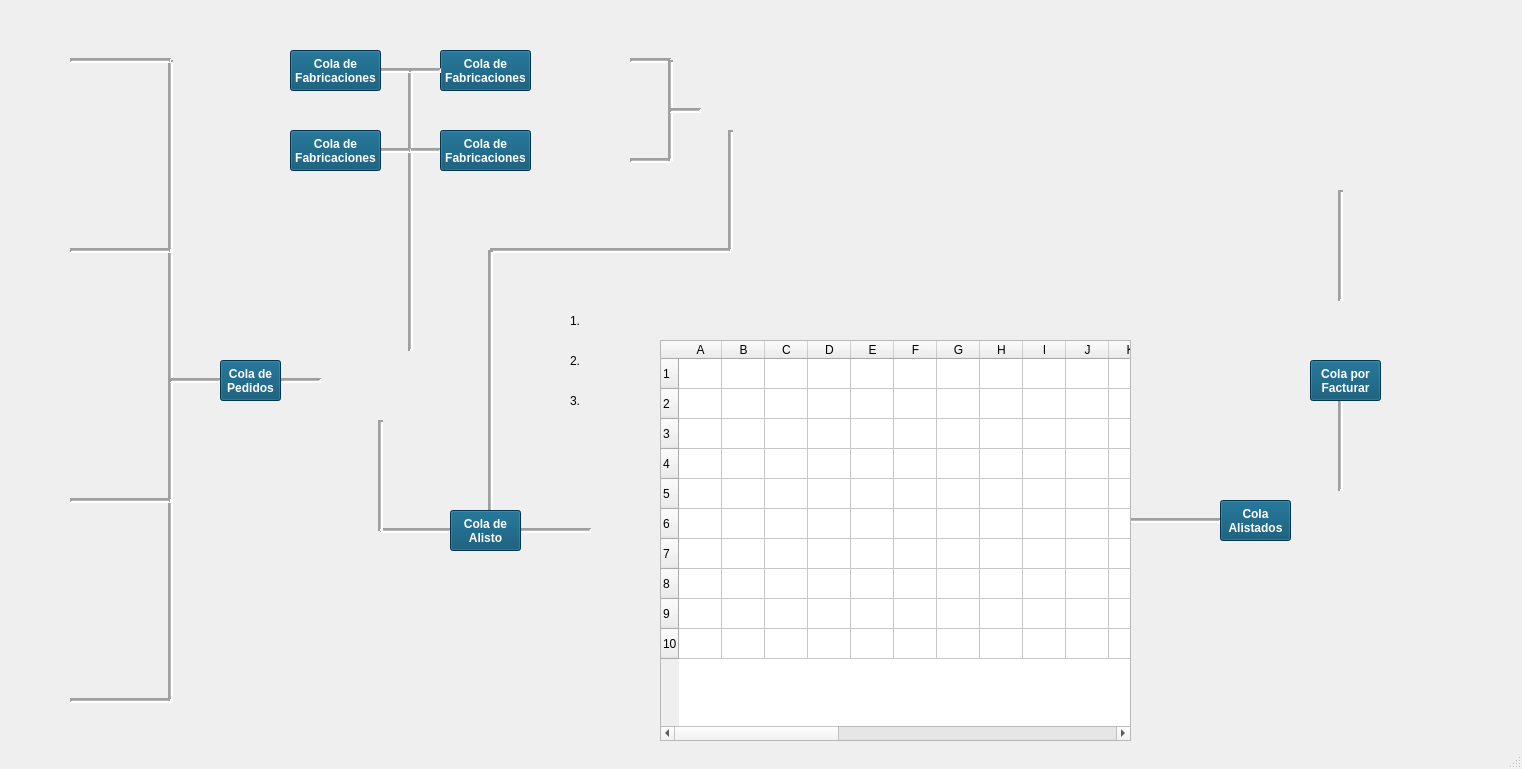
Above: untitled/mainwindow.ui from javialroro/Proyecto1_ED before the change. Below: the same form after it.
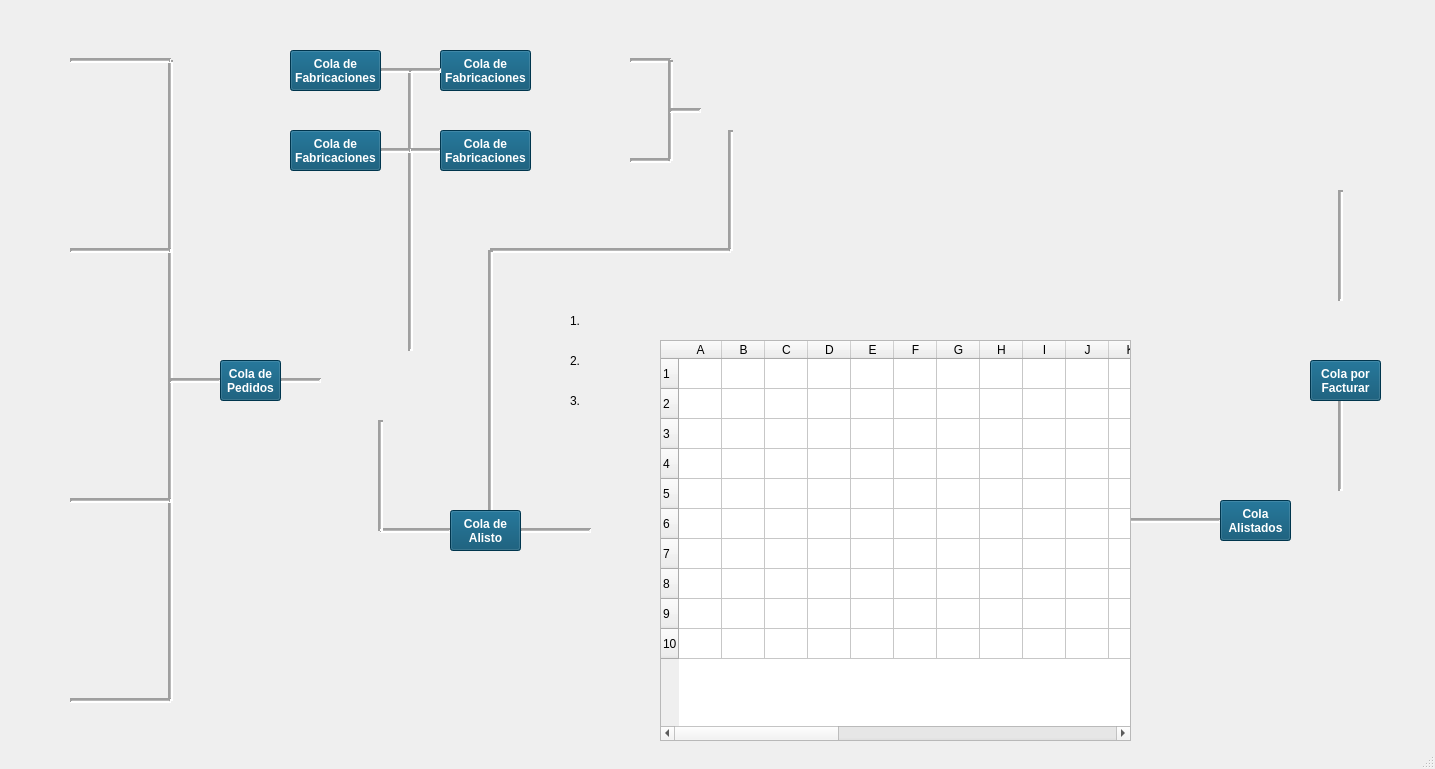
That is the form after the change. Icons and pictures are not drawn.

What changed in the file:
```diff
--- a/untitled/mainwindow.ui
+++ b/untitled/mainwindow.ui
@@ -6,7 +6,7 @@
    <rect>
     <x>0</x>
     <y>0</y>
-    <width>1522</width>
+    <width>1435</width>
     <height>769</height>
    </rect>
   </property>
```
Left out of the diff: 2 changed lines with no effect on the pictures.
